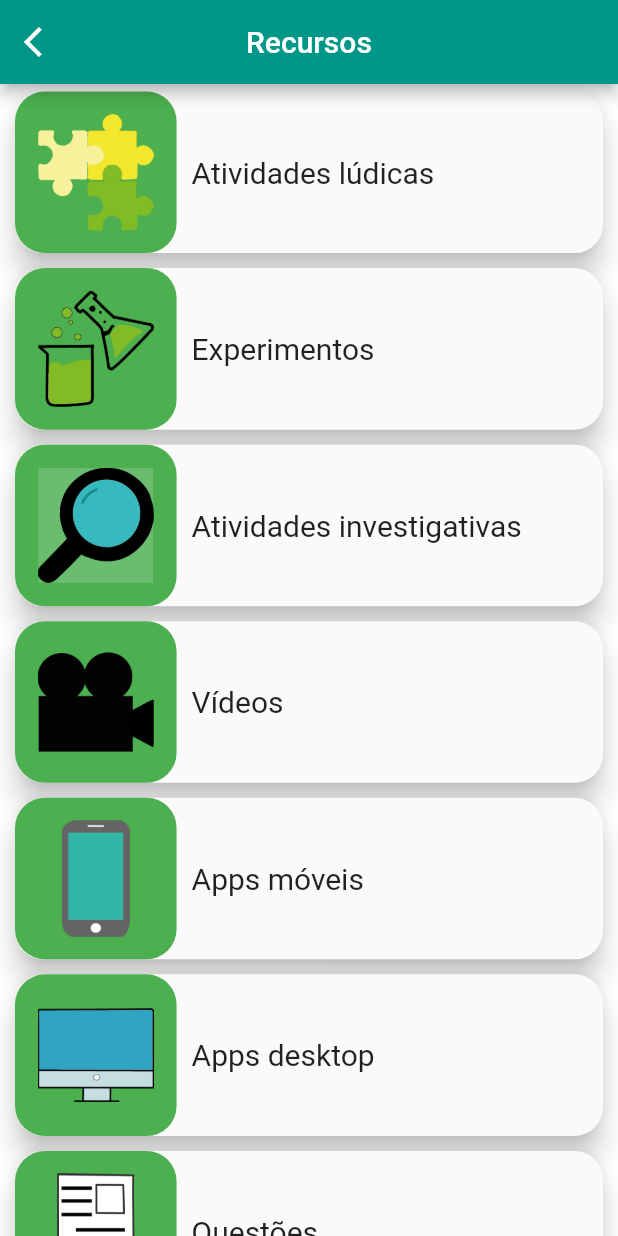
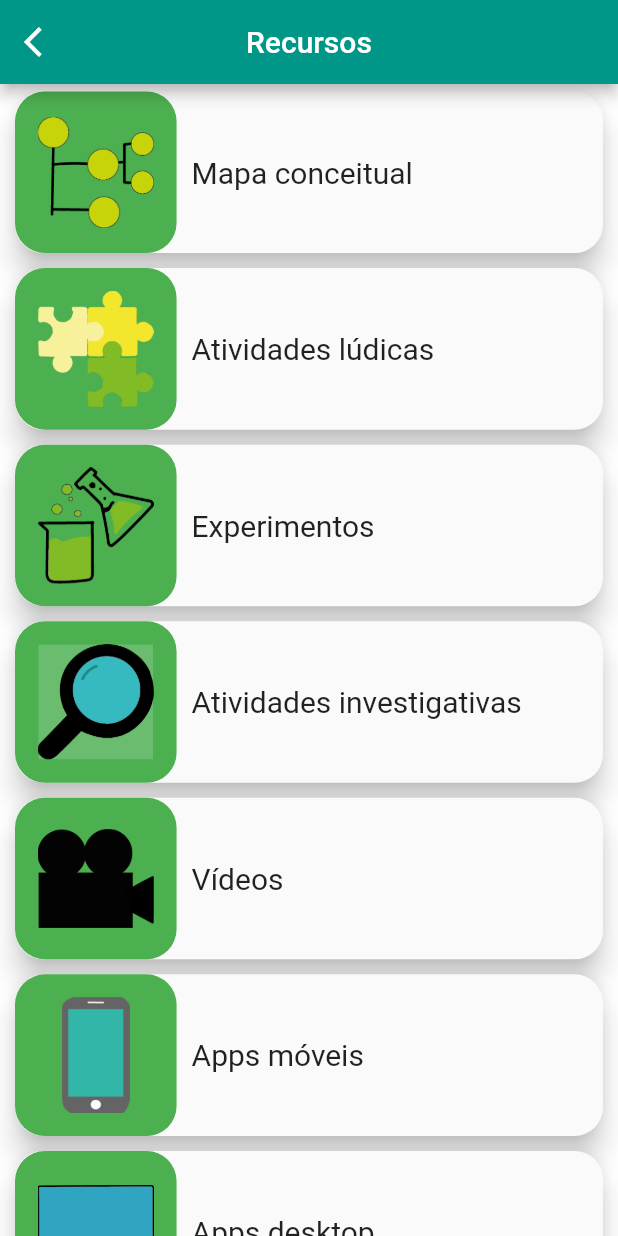
Before and after one commit to RenanMouraDaSilvaBarros/didakNat, a Flutter app: the DidacticResources screen opened directly, on a phone screen of 412 x 824 dp. Run offline on Flutter 3.47's test engine with Material 2 defaults, Android fonts, the phone set to English and light mode, and no system bars; our stand-ins replace cloud_firestore; missing offline and left inert: loading; accounts and stored records are empty.

Commit message:
finalzando os app

```diff
--- a/lib/data/data_simulator.dart
+++ b/lib/data/data_simulator.dart
@@ -293,45 +293,21 @@ class DataSimulador {
 
   static List<DidacticResourcesModel> recursos = [
     DidacticResourcesModel(
-      name:"Atividades lúdicas",
-      image: PLAYFUL_ACTIVITIES_IMG,
-      rota: ""
-
-    ),
+        name: "Mapa conceitual", image: CONCEITUAL_MAP_IMG, rota: "development"),
     DidacticResourcesModel(
-      name:"Experimentos",
-      image: EXPERIMENTS_IMG,
-      rota: ""
-
-    ),
+        name: "Atividades lúdicas", image: PLAYFUL_ACTIVITIES_IMG, rota: "development"),
     DidacticResourcesModel(
-      name:"Atividades investigativas",
-      image: INVESTIGATIVE_ACTIVITIES_IMG,
-      rota: ""
-
-    ),
+        name: "Experimentos", image: EXPERIMENTS_IMG, rota: "development"),
     DidacticResourcesModel(
-      name:"Vídeos",
-      image: VIDEOS_IMG,
-      rota: ""
-
-    ),
+        name: "Atividades investigativas",
+        image: INVESTIGATIVE_ACTIVITIES_IMG,
+        rota: "development"),
+    DidacticResourcesModel(name: "Vídeos", image: VIDEOS_IMG, rota: "development"),
     DidacticResourcesModel(
-      name:"Apps móveis",
-      image: MOBILE_APPS_IMG,
-      rota: ""
-    ),
-     DidacticResourcesModel(
-      name:"Apps desktop",
-      image: DESKTOP_APPLICATIONS_IMG,
-      rota: ""
-    ),
-     DidacticResourcesModel(
-      name:"Questões",
-      image: QUESTIONS_IMG,
-      rota: ""
-    )
-
+        name: "Apps móveis", image: MOBILE_APPS_IMG, rota: "development"),
+    DidacticResourcesModel(
+        name: "Apps desktop", image: DESKTOP_APPLICATIONS_IMG, rota: "development"),
+    DidacticResourcesModel(name: "Questões", image: QUESTIONS_IMG, rota: "development")
   ];
 
 //QUÍMICA
@@ -427,5 +403,4 @@ class DataSimulador {
         image: SPIDER_ZOOLOGY_IMG,
         specificContentsModel: zoologySpecificContents),
   ];
-
 }
--- a/lib/modules/didactic_resources/didactic_resources.dart
+++ b/lib/modules/didactic_resources/didactic_resources.dart
@@ -30,7 +30,7 @@ class _DidacticResourcesState extends State<DidacticResources> {
               //color:array[0].color ,
 
               description: array[index].name,
-              rota: "",
+              rota: array[index].rota,
             );
           }),
     );
--- a/lib/modules/didactic_resources/image_path/imagePath.dart
+++ b/lib/modules/didactic_resources/image_path/imagePath.dart
@@ -5,3 +5,4 @@ const String VIDEOS_IMG = "assets/video.png";
 const String MOBILE_APPS_IMG = "assets/aplicativos_moveis.png";
 const String DESKTOP_APPLICATIONS_IMG = "assets/softwares.png";
 const String QUESTIONS_IMG = "assets/pagina_texto.png";
+const String CONCEITUAL_MAP_IMG = "assets/mapa_conceitual.png";
--- a/lib/modules/specific_content/components/cards_text.dart
+++ b/lib/modules/specific_content/components/cards_text.dart
@@ -29,7 +29,7 @@ class CardText extends StatelessWidget {
             padding: EdgeInsets.symmetric(horizontal: 10),
 
             decoration: BoxDecoration(
-              color: Colors.green,
+              color: Colors.lime,
                 borderRadius: BorderRadius.only(
                     topRight: Radius.circular(19),
                     bottomRight: Radius.circular(19),
--- a/lib/router/router_generator.dart
+++ b/lib/router/router_generator.dart
@@ -1,5 +1,6 @@
 import 'package:didak_nat/modules/didactic_resources/didactic_resources.dart';
 import 'package:didak_nat/modules/general_content/general_content_screen.dart';
+import 'package:didak_nat/modules/screen_development/development.dart';
 import 'package:didak_nat/modules/specific_content/specifc_content.dart';
 import 'package:flutter/material.dart';
 
@@ -10,6 +11,7 @@ class RouterGenerator {
        "Conteúdos Gerais": MaterialPageRoute(builder: (_) => GeneralContent(args: args,)),
         "Conteúdos Específicos":MaterialPageRoute(builder: (_) => SpecifcContent(args: args)),
         "Recursos Didáticos":MaterialPageRoute(builder: (_) => DidacticResources(args: args)),
+           "development": MaterialPageRoute(builder: (_) => ScreenDevelopment()),
     };
     if (routes.containsKey(settings.name)) {
       return routes[settings.name];
--- a/pubspec.yaml
+++ b/pubspec.yaml
@@ -31,6 +31,7 @@ dependencies:
   firebase_core: ^0.4.0+5
   cloud_firestore: ^0.12.5
   firebase_storage: ^3.0.1
+  loading: ^1.0.2
 
 dev_dependencies:
   flutter_test:
```
Also changed, not shown: lib/modules/home/components/blackboard_card.dart (added, +25 -0 lines), lib/modules/home/home_screen.dart (+12 -28 lines), lib/modules/screen_development/development.dart (added, +42 -0 lines).
